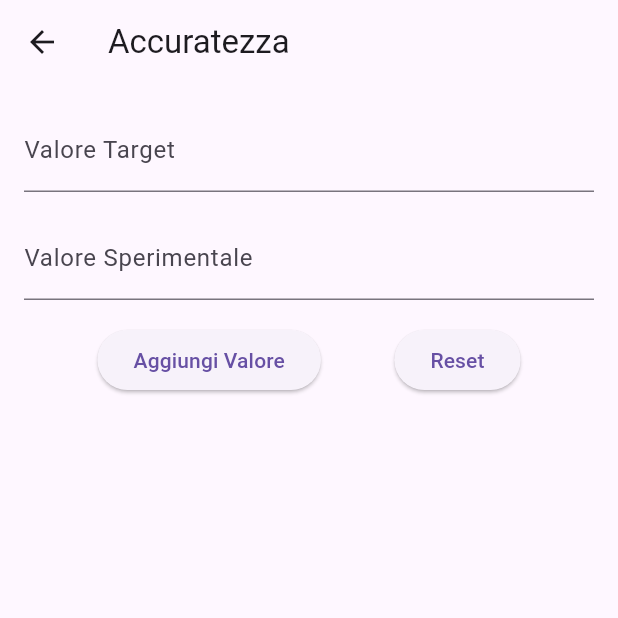
After one commit to AlessioIan/systools, a Flutter app: the AccuratezzaLinearita screen opened directly, after a tap on "Accuratezza", on a phone screen of 412 x 824 dp, the top half of it. The commit adds this screen. Run offline on Flutter 3.47's test engine with Material 3 defaults, Android fonts, the phone set to English and light mode, and no system bars; our stand-ins replace file_picker; missing offline and left inert: dart:html, excel.

Commit message:
accuratezza

```diff
--- /dev/null
+++ b/lib/accuratezza.dart
@@ -0,0 +1,174 @@
+import 'package:flutter/material.dart';
+import 'dart:math';
+
+class AccuratezzaPage extends StatefulWidget {
+  @override
+  _AccuratezzaPageState createState() => _AccuratezzaPageState();
+}
+
+class _AccuratezzaPageState extends State<AccuratezzaPage> {
+  final _formKey = GlobalKey<FormState>();
+  TextEditingController _targetController = TextEditingController();
+  TextEditingController _valueController = TextEditingController();
+  List<double> _experimentalValues = [];
+  List<double> _accuracyValues = [];
+  double _mean = 0;
+  double _standardDeviation = 0;
+  double _percentStandardDeviation = 0;
+  double _mdl = 0;
+
+  void _calculateStatistics() {
+    if (_experimentalValues.isEmpty) return;
+
+    // Calcola la media
+    _mean = _experimentalValues.reduce((a, b) => a + b) / _experimentalValues.length;
+
+    // Calcola la deviazione standard
+    double sumSquaredDiff = _experimentalValues.fold(0, (sum, value) {
+      return sum + pow(value - _mean, 2);
+    });
+    _standardDeviation = sqrt(sumSquaredDiff / (_experimentalValues.length - 1));
+
+    // Calcola la deviazione standard percentuale
+    _percentStandardDeviation = (_standardDeviation / _mean) * 100;
+
+    // Calcola MDL
+    _mdl = _standardDeviation * pi;
+
+    setState(() {});
+  }
+
+  void _addValue() {
+    if (_formKey.currentState!.validate()) {
+      double target = double.parse(_targetController.text);
+      double value = double.parse(_valueController.text);
+
+      // Calcola l'accuratezza
+      double accuracy = 100 - (((target - value).abs() / target) * 100);
+
+      setState(() {
+        _experimentalValues.add(value);
+        _accuracyValues.add(accuracy);
+        _calculateStatistics();
+      });
+
+      _valueController.clear();
+    }
+  }
+
+  void _resetFields() {
+    setState(() {
+      _targetController.clear();
+      _valueController.clear();
+      _experimentalValues.clear();
+      _accuracyValues.clear();
+      _mean = 0;
+      _standardDeviation = 0;
+      _percentStandardDeviation = 0;
+      _mdl = 0;
+    });
+  }
+
+  @override
+  Widget build(BuildContext context) {
+    return Scaffold(
+      appBar: AppBar(
+        title: Text('Accuratezza'),
+      ),
+      body: SingleChildScrollView(
+        padding: EdgeInsets.all(16.0),
+        child: Form(
+          key: _formKey,
+          child: Column(
+            children: [
+              TextFormField(
+                controller: _targetController,
+                decoration: InputDecoration(labelText: 'Valore Target'),
+                keyboardType: TextInputType.number,
+                validator: (value) {
+                  if (value == null || value.isEmpty) {
+                    return 'Inserire un valore';
+                  }
+                  if (double.tryParse(value) == null) {
+                    return 'Inserire un numero valido';
+                  }
+                  return null;
+                },
+              ),
+              SizedBox(height: 16),
+              TextFormField(
+                controller: _valueController,
+                decoration: InputDecoration(labelText: 'Valore Sperimentale'),
+                keyboardType: TextInputType.number,
+                validator: (value) {
+                  if (value == null || value.isEmpty) {
+                    return 'Inserire un valore';
+                  }
+                  if (double.tryParse(value) == null) {
+                    return 'Inserire un numero valido';
+                  }
+                  return null;
+                },
+              ),
+              SizedBox(height: 16),
+              Row(
+                mainAxisAlignment: MainAxisAlignment.spaceEvenly,
+                children: [
+                  ElevatedButton(
+                    onPressed: _addValue,
+                    child: Text('Aggiungi Valore'),
+                  ),
+                  ElevatedButton(
+                    onPressed: _resetFields,
+                    child: Text('Reset'),
+                  ),
+                ],
+              ),
+              SizedBox(height: 24),
+              if (_experimentalValues.isNotEmpty) ...[
+                Text('Valori Sperimentali e Accuratezza:',
+                    style: Theme.of(context).textTheme.titleMedium),
+                SizedBox(height: 8),
+                ListView.builder(
+                  shrinkWrap: true,
+                  physics: NeverScrollableScrollPhysics(),
+                  itemCount: _experimentalValues.length,
+                  itemBuilder: (context, index) {
+                    return ListTile(
+                      title: Text('Valore: ${_experimentalValues[index].toStringAsFixed(2)}'),
+                      subtitle: Text('Accuratezza: ${_accuracyValues[index].toStringAsFixed(2)}%'),
+                    );
+                  },
+                ),
+                SizedBox(height: 16),
+                Card(
+                  child: Padding(
+                    padding: EdgeInsets.all(16),
+                    child: Column(
+                      crossAxisAlignment: CrossAxisAlignment.start,
+                      children: [
+                        Text('Statistiche:', style: Theme.of(context).textTheme.titleMedium),
+                        SizedBox(height: 8),
+                        Text('Media: ${_mean.toStringAsFixed(2)}'),
+                        Text('Deviazione Standard: ${_standardDeviation.toStringAsFixed(2)}'),
+                        Text('Deviazione Standard %: ${_percentStandardDeviation.toStringAsFixed(2)}%'),
+                        Text('MDL: ${_mdl.toStringAsFixed(2)}'),
+                      ],
+                    ),
+                  ),
+                ),
+              ],
+            ],
+          ),
+        ),
+      ),
+    );
+  }
+
+  @override
+  void dispose() {
+    _targetController.dispose();
+    _valueController.dispose();
+    super.dispose();
+  }
+}
--- /dev/null
+++ b/lib/accuratezza_linearita.dart
@@ -0,0 +1,51 @@
+import 'package:flutter/material.dart';
+import 'accuratezza.dart';
+import 'linearita.dart';
+
+class AccuratezzaLinearita extends StatelessWidget {
+  const AccuratezzaLinearita({Key? key}) : super(key: key);
+
+  @override
+  Widget build(BuildContext context) {
+    return Scaffold(
+      appBar: AppBar(
+        title: const Text('Accuratezza e Linearità'),
+        centerTitle: true,
+      ),
+      body: Center(
+        child: Column(
+          mainAxisAlignment: MainAxisAlignment.center,
+          children: [
+            ElevatedButton(
+              style: ElevatedButton.styleFrom(
+                padding: const EdgeInsets.symmetric(horizontal: 40, vertical: 15),
+                textStyle: const TextStyle(fontSize: 20),
+              ),
+              onPressed: () {
+                Navigator.push(
+                  context,
+                  MaterialPageRoute(builder: (context) => AccuratezzaPage()),
+                );
+              },
+              child: const Text('Accuratezza'),
+            ),
+            const SizedBox(height: 30),
+            ElevatedButton(
+              style: ElevatedButton.styleFrom(
+                padding: const EdgeInsets.symmetric(horizontal: 40, vertical: 15),
+                textStyle: const TextStyle(fontSize: 20),
+              ),
+              onPressed: () {
+                Navigator.push(
+                  context,
+                  MaterialPageRoute(builder: (context) => const LinearitaPage()),  // Modificato qui
+                );
+              },
+              child: const Text('Linearità'),
+            ),
+          ],
+        ),
+      ),
+    );
+  }
+}
--- a/lib/main.dart
+++ b/lib/main.dart
@@ -5,7 +5,7 @@ import 'codici_pezzi.dart';
 import 'convertire_risultati.dart';
 import 'diluizioni.dart';
 import 'calcolo_risultati.dart';
-import 'linearita.dart';  // Aggiungiamo l'import della nuova pagina
+import 'accuratezza_linearita.dart';  // Modificato questo import
 
 void main() async {
   WidgetsFlutterBinding.ensureInitialized();
@@ -38,7 +38,7 @@ class HomePage extends StatelessWidget {
       'Cicli': (context) => const CicliPage(),
       'Convertire risultati': (context) => const ConvertireRisultatiPage(),
       'Diluizioni': (context) => const DiluizioniPage(),
-      'Linearità e accuratezza': (context) => const LinearitaPage(), // Modifichiamo questa riga
+      'Linearità e accuratezza': (context) => const AccuratezzaLinearita(), // Modificata questa riga
       'Calcolo risultati': (context) => const CalcoloRisultatiPage(),
       'Lista dei comandi': (context) => const ListaDeiComandi(),
       'Codici pezzi': (context) => const CodiciPezziPage(),
```
Also changed, not shown: lib/linearita.dart (+65 -6 lines).
